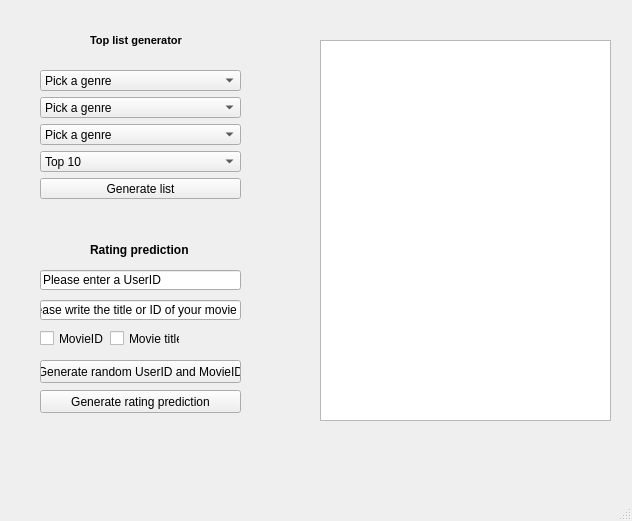
Before: the Qt Designer form Verkefni2/ui/window.ui in thortom/T-316-GAVI, drawn with Qt 5.
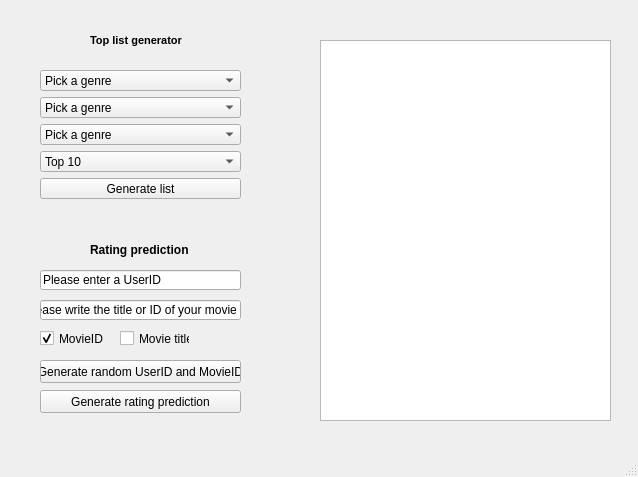
After: the same form once the commit is applied.

Commit message: You wanna lamborghini, you better work bitch

The edit to the form file:
```diff
--- a/Verkefni2/ui/window.ui
+++ b/Verkefni2/ui/window.ui
@@ -6,8 +6,8 @@
    <rect>
     <x>0</x>
     <y>0</y>
-    <width>632</width>
-    <height>521</height>
+    <width>638</width>
+    <height>477</height>
    </rect>
   </property>
   <property name="windowTitle">
@@ -473,11 +473,17 @@
     <property name="text">
      <string>MovieID</string>
     </property>
+    <property name="checked">
+     <bool>true</bool>
+    </property>
+    <property name="autoExclusive">
+     <bool>false</bool>
+    </property>
    </widget>
    <widget class="QCheckBox" name="checkBox_2">
     <property name="geometry">
      <rect>
-      <x>110</x>
+      <x>120</x>
       <y>330</y>
       <width>70</width>
       <height>17</height>
```
Left out of the diff: 57 changed lines with no effect on the pictures. The commit also changes 2 other files.
